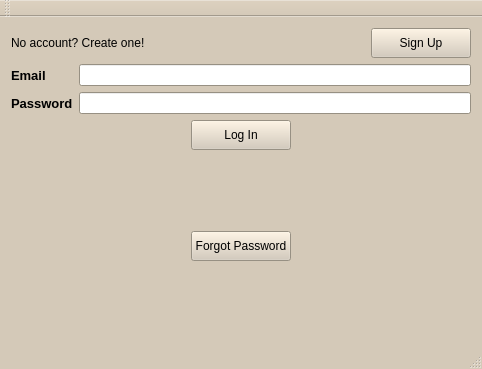
HTHcoin/helpthehomelesscoin, file src/qt/forms/mainwindow.ui: the form before one commit.
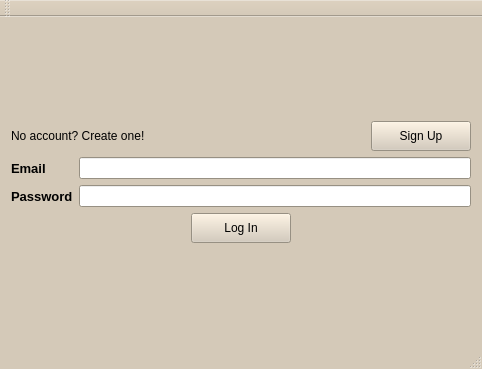
The form after the commit.

Diff of the .ui file:
```diff
--- a/src/qt/forms/mainwindow.ui
+++ b/src/qt/forms/mainwindow.ui
@@ -539,28 +539,6 @@
           </property>
          </widget>
         </item>
-        <item alignment="Qt::AlignHCenter|Qt::AlignVCenter">
-         <widget class="QPushButton" name="forgotButton">
-          <property name="sizePolicy">
-           <sizepolicy hsizetype="Fixed" vsizetype="Fixed">
-            <horstretch>0</horstretch>
-            <verstretch>0</verstretch>
-           </sizepolicy>
-          </property>
-          <property name="minimumSize">
-           <size>
-            <width>100</width>
-            <height>30</height>
-           </size>
-          </property>
-          <property name="cursor">
-           <cursorShape>PointingHandCursor</cursorShape>
-          </property>
-          <property name="text">
-           <string>Forgot Password</string>
-          </property>
-         </widget>
-        </item>
        </layout>
       </item>
      </layout>
```
Left out of the diff: 4 changed lines with no effect on the pictures.
